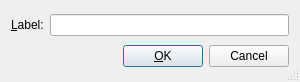
Before: the Qt Designer form src/frontends/qt4/ui/LabelUi.ui in cburschka/lyx, drawn with Qt 5.
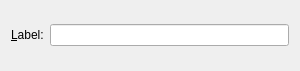
After: the same form once the commit is applied.

Commit message: Migrate GuiLabel to InsetParamsDialog.

Patch:
```diff
--- a/src/frontends/qt4/ui/LabelUi.ui
+++ b/src/frontends/qt4/ui/LabelUi.ui
@@ -1,101 +1,49 @@
 <ui version="4.0" >
  <class>LabelUi</class>
- <widget class="QDialog" name="LabelUi" >
-  <property name="geometry" >
+ <widget class="QWidget" name="LabelUi">
+  <property name="geometry">
    <rect>
     <x>0</x>
     <y>0</y>
     <width>300</width>
-    <height>82</height>
+    <height>71</height>
    </rect>
   </property>
   <property name="windowTitle" >
    <string/>
   </property>
-  <property name="sizeGripEnabled" >
-   <bool>true</bool>
-  </property>
-  <layout class="QVBoxLayout" >
-   <property name="margin" >
-    <number>11</number>
-   </property>
-   <property name="spacing" >
+  <layout class="QVBoxLayout">
+   <property name="spacing">
     <number>6</number>
    </property>
+   <property name="margin">
+    <number>11</number>
+   </property>
    <item>
-    <layout class="QHBoxLayout" >
-     <property name="margin" >
-      <number>0</number>
-     </property>
-     <property name="spacing" >
+    <layout class="QHBoxLayout">
+     <property name="spacing">
       <number>6</number>
      </property>
-     <item>
-      <widget class="QLabel" name="keywordLA" >
-       <property name="toolTip" >
-        <string/>
-       </property>
-       <property name="text" >
-        <string>&amp;Label:</string>
-       </property>
-       <property name="buddy" >
-        <cstring>keywordED</cstring>
-       </property>
-      </widget>
-     </item>
-     <item>
-      <widget class="QLineEdit" name="keywordED" >
-       <property name="toolTip" >
-        <string/>
-       </property>
-      </widget>
-     </item>
-    </layout>
-   </item>
-   <item>
-    <layout class="QHBoxLayout" >
-     <property name="margin" >
+     <property name="margin">
       <number>0</number>
      </property>
-     <property name="spacing" >
-      <number>6</number>
-     </property>
      <item>
-      <spacer>
-       <property name="orientation" >
-        <enum>Qt::Horizontal</enum>
+      <widget class="QLabel" name="keywordLA">
+       <property name="toolTip">
+	<string/>
        </property>
-       <property name="sizeType" >
-        <enum>QSizePolicy::Expanding</enum>
+       <property name="text">
+	<string>&amp;Label:</string>
        </property>
-       <property name="sizeHint" >
-        <size>
-         <width>20</width>
-         <height>20</height>
-        </size>
+       <property name="buddy">
+	<cstring>keywordED</cstring>
        </property>
-      </spacer>
-     </item>
-     <item>
-      <widget class="QPushButton" name="okPB" >
-       <property name="text" >
-        <string>&amp;OK</string>
-       </property>
-       <property name="default" >
-        <bool>true</bool>
-       </property>
       </widget>
      </item>
      <item>
-      <widget class="QPushButton" name="closePB" >
-       <property name="text" >
-        <string>Cancel</string>
-       </property>
-       <property name="autoDefault" >
-        <bool>false</bool>
-       </property>
-       <property name="default" >
-        <bool>false</bool>
+      <widget class="QLineEdit" name="keywordED">
+       <property name="toolTip">
+	<string/>
        </property>
       </widget>
      </item>
```
Left out of the diff: 7 changed lines with no effect on the pictures. The commit also changes 4 other files.
